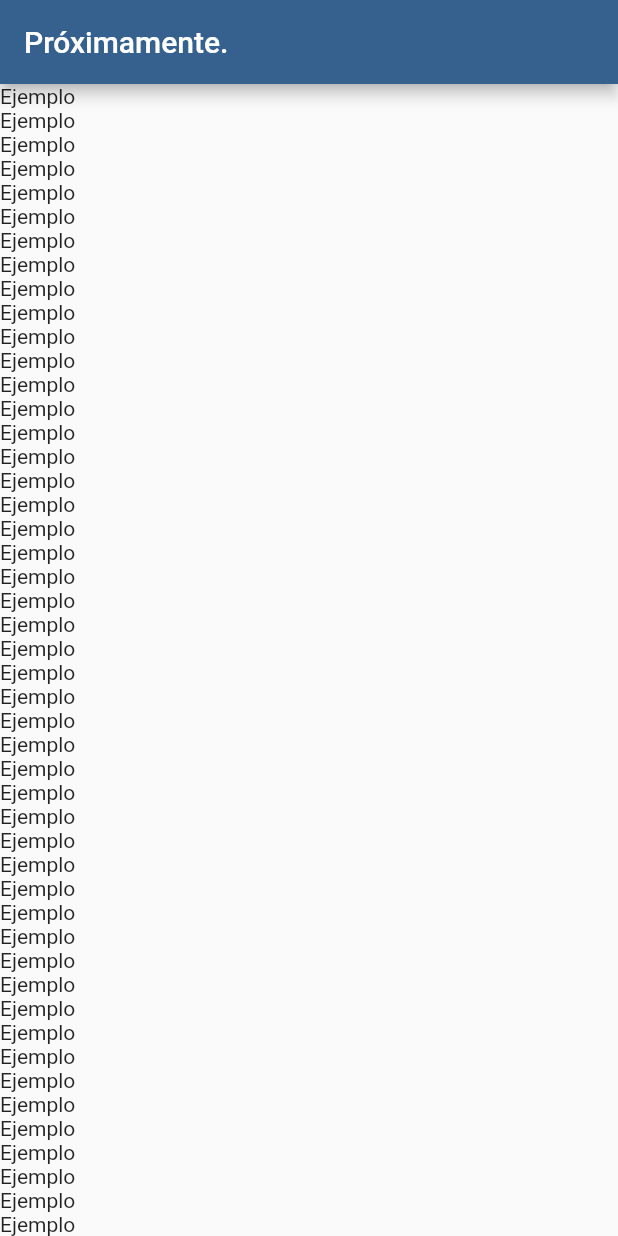
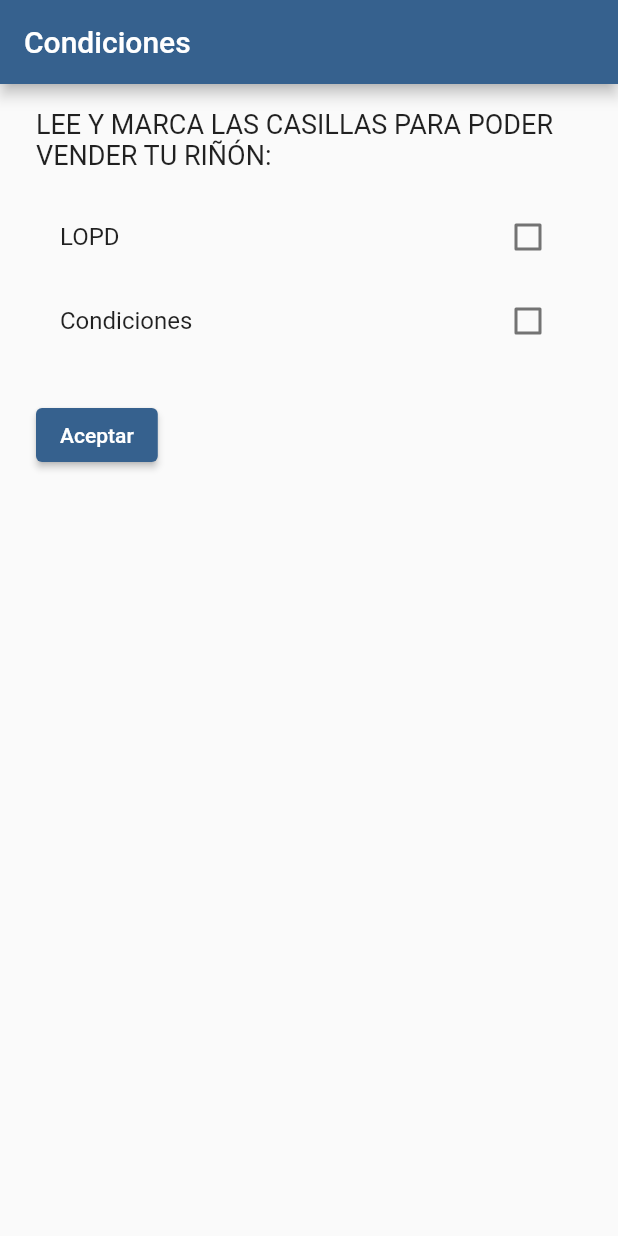
Before and after one commit to Supermages/VelneoAPP, a Flutter app: the screen it shows after launch, on a phone screen of 412 x 824 dp. Run offline on Flutter 3.47's test engine with Material 2 defaults, Android fonts, the light colour scheme and no system bars.

Commit message:
version1.0

```diff
--- a/lib/main.dart
+++ b/lib/main.dart
@@ -1,5 +1,6 @@
 import 'package:flutter/material.dart';
-import 'package:velneoapp/views/home.dart';
+import 'package:velneoapp/views/condiciones.dart';
+import 'package:velneoapp/views/entrada.dart';
 
 void main() {
   runApp(const MyApp());
@@ -10,10 +11,9 @@ class MyApp extends StatelessWidget {
   @override
   Widget build(BuildContext context) {
     return MaterialApp(
-      title: 'VelneoAPP',
-      theme:
-          ThemeData(colorScheme: ColorScheme.fromSeed(seedColor: Colors.blue)),
-      home: const HomePage(),
-    );
+        title: 'VelneoAPP',
+        theme: ThemeData(
+            colorScheme: ColorScheme.fromSeed(seedColor: Colors.blue)),
+        home: const TerminosPage());
   }
 }
--- /dev/null
+++ b/lib/views/condiciones.dart
@@ -0,0 +1,88 @@
+import 'package:flutter/material.dart';
+import 'package:velneoapp/views/firma.dart';
+
+class TerminosPage extends StatefulWidget {
+  const TerminosPage({Key? key}) : super(key: key);
+
+  @override
+  State<TerminosPage> createState() => _TerminosPageState();
+}
+
+class _TerminosPageState extends State<TerminosPage> {
+  bool isChecked1 = false;
+  bool isChecked2 = false;
+
+  @override
+  Widget build(BuildContext context) {
+    return Scaffold(
+      appBar: AppBar(
+        title: const Text('Condiciones'),
+      ),
+      body: Padding(
+        padding: const EdgeInsets.symmetric(horizontal: 24, vertical: 16),
+        child: Column(
+          crossAxisAlignment: CrossAxisAlignment.start,
+          children: [
+            const Text(
+              'LEE Y MARCA LAS CASILLAS PARA PODER VENDER TU RIÑÓN:',
+              style: TextStyle(fontSize: 18),
+            ),
+            const SizedBox(height: 16),
+            CheckboxListTile(
+              title: const Text('LOPD'),
+              value: isChecked1,
+              onChanged: (value) {
+                setState(() {
+                  isChecked1 = value!;
+                });
+              },
+            ),
+            CheckboxListTile(
+              title: const Text('Condiciones'),
+              value: isChecked2,
+              onChanged: (value) {
+                setState(() {
+                  isChecked2 = value!;
+                });
+              },
+            ),
+            const SizedBox(height: 24),
+            ElevatedButton(
+              onPressed: () {
+                if (isChecked1 && isChecked2) {
+                  // Navegar a la siguiente página
+                  Navigator.push(
+                    context,
+                    MaterialPageRoute(
+                      builder: (context) => const FirmaPage(),
+                    ),
+                  );
+                } else {
+                  // Mostrar mensaje de error
+                  showDialog(
+                    context: context,
+                    builder: (context) => AlertDialog(
+                      title: const Text('No se ha podido continuar'),
+                      content: const Text(
+                        'Por favor, marque ambos términos para continuar.',
+                      ),
+                      actions: [
+                        TextButton(
+                          onPressed: () {
+                            Navigator.pop(context);
+                          },
+                          child: const Text('Aceptar'),
+                        ),
+                      ],
+                    ),
+                  );
+                }
+              },
+              child: const Text('Aceptar'),
+            ),
+          ],
+        ),
+      ),
+    );
+  }
+}
--- a/lib/views/home.dart
+++ b/lib/views/home.dart
@@ -28,7 +28,7 @@ class _HomePageState extends State<HomePage> {
         itemCount: facturasDeVenta?.length,
         itemBuilder: (context, index) {
           return Container(
-            child: Text("Ejemplo"),
+            child: const Text("Ejemplo"),
           );
         },
       ),
```
Also changed, not shown: lib/views/eleccion.dart (added, +98 -0 lines), lib/views/entrada.dart (added, +45 -0 lines), lib/views/firma.dart (added, +83 -0 lines).
